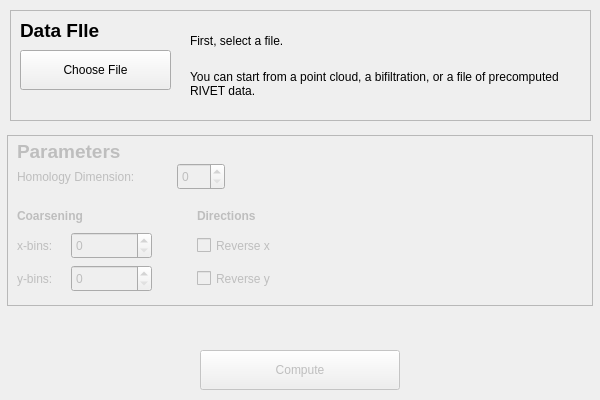
The window that dataselectdialog.ui (rivetTDA/rivet) describes before a commit, drawn with Qt 5.
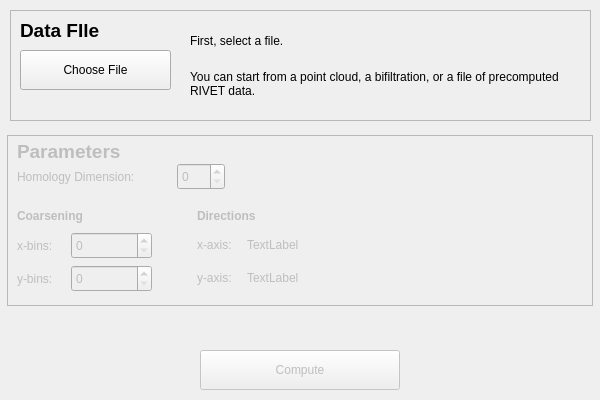
The same window after the commit.

Commit message: Replace axis direction checkboxes with labels in dataselect dialog

```diff
--- a/dataselectdialog.ui
+++ b/dataselectdialog.ui
@@ -222,30 +222,56 @@
      <string>Directions</string>
     </property>
    </widget>
-   <widget class="QCheckBox" name="xrevCheckBox">
+   <widget class="QLabel" name="xAxisLabel">
     <property name="geometry">
      <rect>
       <x>190</x>
-      <y>97</y>
-      <width>81</width>
-      <height>27</height>
+      <y>102</y>
+      <width>59</width>
+      <height>16</height>
      </rect>
     </property>
     <property name="text">
-     <string>Reverse x</string>
+     <string>x-axis:</string>
     </property>
    </widget>
-   <widget class="QCheckBox" name="yrevCheckBox">
+   <widget class="QLabel" name="yAxisLabel">
     <property name="geometry">
      <rect>
       <x>190</x>
-      <y>130</y>
-      <width>81</width>
-      <height>27</height>
+      <y>135</y>
+      <width>59</width>
+      <height>16</height>
      </rect>
     </property>
     <property name="text">
-     <string>Reverse y</string>
+     <string>y-axis:</string>
+    </property>
+   </widget>
+   <widget class="QLabel" name="xDirLabel">
+    <property name="geometry">
+     <rect>
+      <x>240</x>
+      <y>102</y>
+      <width>75</width>
+      <height>16</height>
+     </rect>
+    </property>
+    <property name="text">
+     <string>TextLabel</string>
+    </property>
+   </widget>
+   <widget class="QLabel" name="yDirLabel">
+    <property name="geometry">
+     <rect>
+      <x>240</x>
+      <y>135</y>
+      <width>75</width>
+      <height>16</height>
+     </rect>
+    </property>
+    <property name="text">
+     <string>TextLabel</string>
     </property>
    </widget>
   </widget>
```
Left out of the diff: 2 changed lines with no effect on the pictures. The commit also changes 1 other file.
